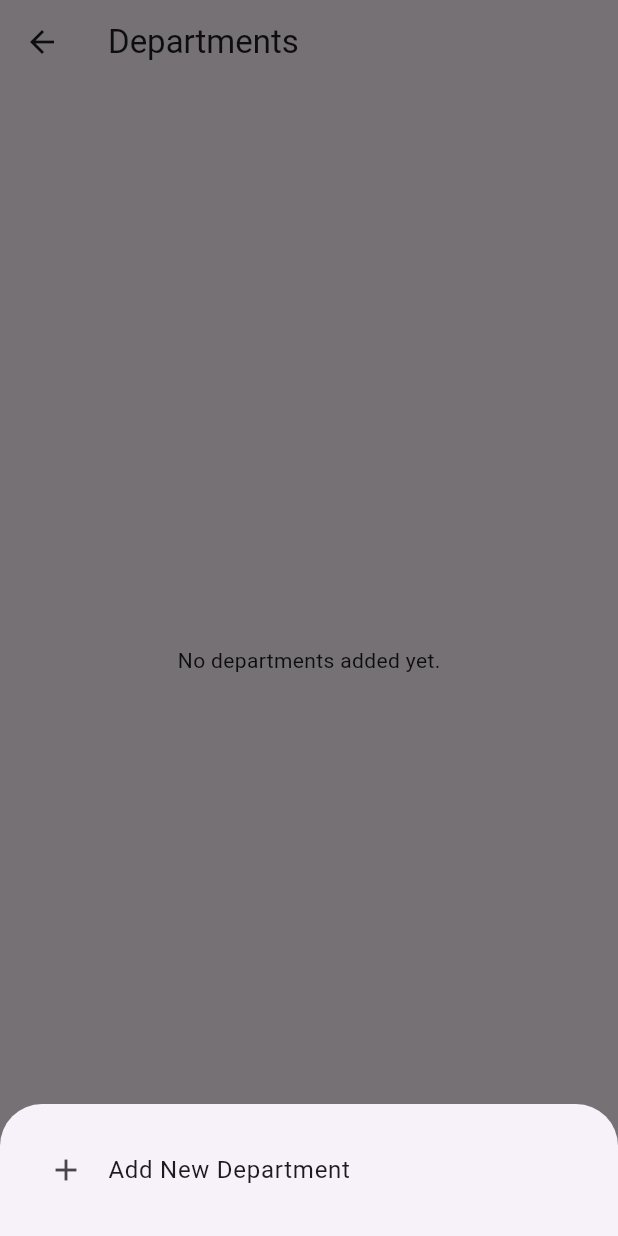
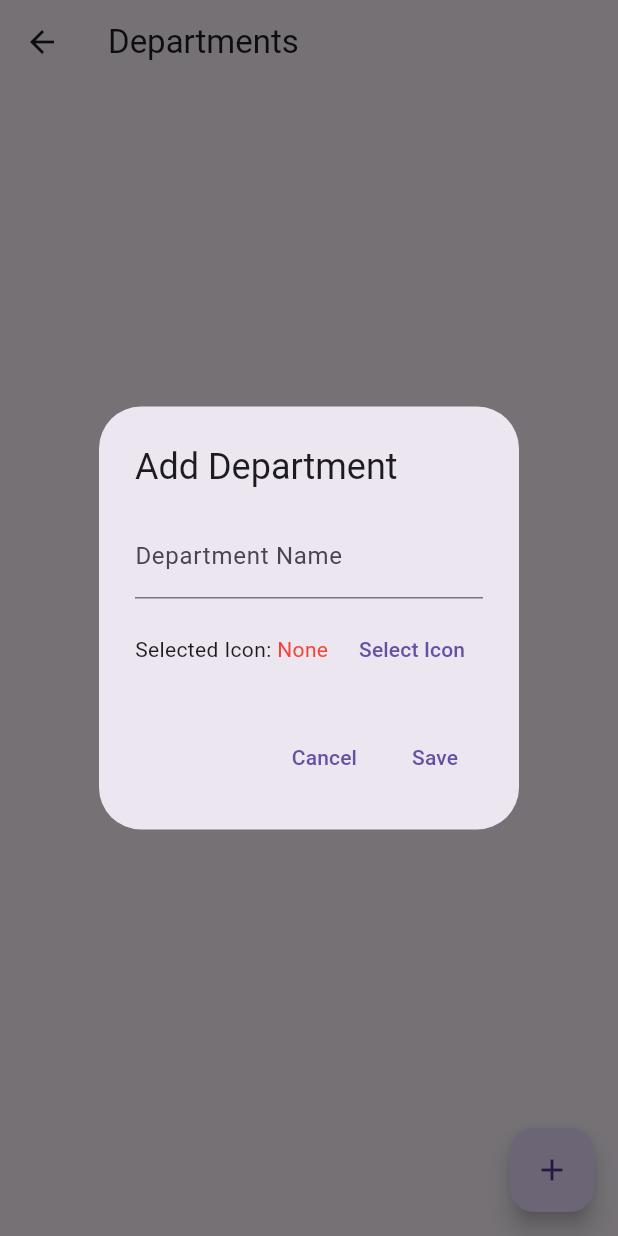
Before and after one commit to WellAzvdo/EscalaIEVV, a Flutter app: the DepartmentsScreen screen opened directly, after a tap on the "add" icon, on a phone screen of 412 x 824 dp. Run offline on Flutter 3.47's test engine with Material 3 defaults, Android fonts, the phone set to English and light mode, and no system bars; our stand-ins replace device_preview, sqflite_common, sqflite_common_ffi; accounts and stored records are empty.

Commit message:
Feature added: possibility to added icon for each department

```diff
--- a/church_schedule_app/lib/database/db_helper.dart
+++ b/church_schedule_app/lib/database/db_helper.dart
@@ -25,13 +25,15 @@ class DBHelper {
     final path = '$dbPath/church_schedule.db';
 
     return await dbFactory.openDatabase(path, options: OpenDatabaseOptions(
-      version: 2,
+      version: 3,
       onCreate: (db, version) async {
         // Criação da tabela de departamentos
         await db.execute('''
           CREATE TABLE departments (
             id INTEGER PRIMARY KEY AUTOINCREMENT,
-            name TEXT NOT NULL
+            name TEXT NOT NULL,
+            icon TEXT -- Novo campo para armazenar o ícone do departamento
+
           )
         ''');
 
@@ -69,9 +71,9 @@ class DBHelper {
       },
       onUpgrade: (db, oldVersion, newVersion) async {
         // No caso de uma atualização, se a versão for maior que 1, altere o banco
-        if (oldVersion < 2) {
+        if (oldVersion < 3) {
           await db.execute('''
-            ALTER TABLE scales ADD COLUMN positionId INTEGER;
+            ALTER TABLE departments ADD COLUMN icon TEXT;
           ''');
         }
       },
@@ -225,16 +227,23 @@ class DBHelper {
     return await db.query('departments');
   }
 
-  static Future<void> insertDepartment(String name) async {
+  static Future<void> insertDepartment(String name, String? icon) async {
     final db = await DBHelper().database;
-    await db.insert('departments', {'name': name});
+    await db.insert('departments',
+    {
+      'name': name,
+      'icon': icon // Armazena o ícone, pode ser nulo
+    });
   }
 
-  static Future<void> updateDepartment(int id, String newName) async {
+  static Future<void> updateDepartment(int id, String newName, String? newIcon) async {
     final db = await DBHelper().database;
     await db.update(
       'departments',
-      {'name': newName},
+      {
+        'name': newName,
+        'icon': newIcon // Atualiza o ícone
+      },
       where: 'id = ?',
       whereArgs: [id],
     );
--- a/church_schedule_app/lib/screens/add_edit_scale_screen.dart
+++ b/church_schedule_app/lib/screens/add_edit_scale_screen.dart
@@ -325,16 +325,19 @@ class _AddEditScaleScreenState extends State<AddEditScaleScreen> {
                         ? '${dateTime.day.toString().padLeft(2, '0')}/${dateTime.month.toString().padLeft(2, '0')}/${dateTime.year} ${dateTime.hour.toString().padLeft(2, '0')}:${dateTime.minute.toString().padLeft(2, '0')}'
                         : 'Data inválida';
 
+                    // Garantindo que 'scale' esteja correto e não se altere após a criação
                     final department = _departments.firstWhere(
                       (dept) => dept['id'] == scale['departmentId'],
                       orElse: () => {'id': null, 'name': 'Departamento não encontrado'},
                     );
+
                     final departmentName = department['name'] ?? 'Departamento não encontrado';
 
                     final position = _positions.firstWhere(
-                      (pos) => pos['id'] == scale['positionId'],
+                      (pos) => pos['id'] == scale['positionId'] && pos['departmentId'] == scale['departmentId'],
                       orElse: () => {'id': null, 'name': 'Posição não encontrada'},
                     );
+
                     final positionName = position['name'] ?? 'Posição não encontrada';
 
                     final memberIds = (scale['memberIds'] as String?)
--- a/church_schedule_app/lib/screens/departments_screen.dart
+++ b/church_schedule_app/lib/screens/departments_screen.dart
@@ -1,6 +1,5 @@
 import 'package:flutter/material.dart';
 import '../database/db_helper.dart';
-import 'add_edit_scale_screen.dart';  // Importe a tela para adicionar/editar escala.
 
 class DepartmentsScreen extends StatefulWidget {
   @override
@@ -23,13 +22,13 @@ class _DepartmentsScreenState extends State<DepartmentsScreen> {
     });
   }
 
-  Future<void> _addDepartment(String name) async {
-    await DBHelper.insertDepartment(name);
+  Future<void> _addDepartment(String name, String? icon) async {
+    await DBHelper.insertDepartment(name, icon);
     _fetchDepartments();
   }
 
-  Future<void> _editDepartment(int id, String newName) async {
-    await DBHelper.updateDepartment(id, newName);
+  Future<void> _editDepartment(int id, String newName, String? newIcon) async {
+    await DBHelper.updateDepartment(id, newName, newIcon);
     _fetchDepartments();
   }
 
@@ -38,16 +37,94 @@ class _DepartmentsScreenState extends State<DepartmentsScreen> {
     _fetchDepartments();
   }
 
-  void _showAddEditDialog({int? id, String? currentName}) {
-    final _controller = TextEditingController(text: currentName ?? '');
+  Future<String?> _showIconSelectionDialog() async {
+    final icons = <IconData>[
+      Icons.ac_unit,
+      Icons.access_alarm,
+      Icons.accessibility,
+      Icons.account_balance,
+      Icons.add_shopping_cart,
+      Icons.airplane_ticket,
+      // Adicione mais ícones conforme necessário
+    ];
+
+    return showDialog<String>(
+      context: context,
+      builder: (context) {
+        return AlertDialog(
+          title: Text('Select an Icon'),
+          content: Container(
+            width: double.maxFinite,
+            child: GridView.builder(
+              shrinkWrap: true,
+              gridDelegate: SliverGridDelegateWithFixedCrossAxisCount(
+                crossAxisCount: 4,
+                crossAxisSpacing: 10,
+                mainAxisSpacing: 10,
+              ),
+              itemCount: icons.length,
+              itemBuilder: (context, index) {
+                final icon = icons[index];
+                return GestureDetector(
+                  onTap: () {
+                    Navigator.of(context).pop(icon.codePoint.toString());
+                  },
+                  child: Icon(icon, size: 30),
+                );
+              },
+            ),
+          ),
+        );
+      },
+    );
+  }
+
+  void _showAddEditDialog({int? id, String? currentName, String? currentIcon}) {
+    final _nameController = TextEditingController(text: currentName ?? '');
+    String? selectedIcon = currentIcon; // Mantém o ícone atual (se houver)
+
     showDialog(
       context: context,
       builder: (_) {
+        return StatefulBuilder( // Para atualizar o estado dentro do dialog
+          builder: (context, setDialogState) {
             return AlertDialog(
               title: Text(id == null ? 'Add Department' : 'Edit Department'),
-          content: TextField(
-            controller: _controller,
+              content: Column(
+                mainAxisSize: MainAxisSize.min,
+                children: [
+                  TextField(
+                    controller: _nameController,
                     decoration: InputDecoration(labelText: 'Department Name'),
+                  ),
+                  SizedBox(height: 10),
+                  Row(
+                    children: [
+                      Text('Selected Icon: '),
+                      if (selectedIcon != null)
+                        Icon(
+                          IconData(
+                            int.parse(selectedIcon!),
+                            fontFamily: 'MaterialIcons',
+                          ),
+                        )
+                      else
+                        Text('None', style: TextStyle(color: Colors.red)),
+                      Spacer(),
+                      TextButton(
+                        onPressed: () async {
+                          final icon = await _showIconSelectionDialog();
+                          if (icon != null) {
+                            setDialogState(() {
+                              selectedIcon = icon;
+                            });
+                          }
+                        },
+                        child: Text('Select Icon'),
+                      ),
+                    ],
+                  ),
+                ],
               ),
               actions: [
                 TextButton(
@@ -56,16 +133,69 @@ class _DepartmentsScreenState extends State<DepartmentsScreen> {
                 ),
                 TextButton(
                   onPressed: () {
+                    if (selectedIcon == null) {
+                      // Mostra mensagem de erro se o ícone não foi selecionado
+                      ScaffoldMessenger.of(context).showSnackBar(
+                        SnackBar(content: Text('Please select an icon!')),
+                      );
+                      return; // Não permite salvar
+                    }
+
                     if (id == null) {
-                  _addDepartment(_controller.text);
+                      _addDepartment(_nameController.text, selectedIcon!);
                     } else {
-                  _editDepartment(id, _controller.text);
+                      _editDepartment(id, _nameController.text, selectedIcon!);
                     }
                     Navigator.of(context).pop();
                   },
                   child: Text('Save'),
                 ),
               ],
+            );
+          },
+        );
+      },
+    );
+  }
+
+  Future<String?> _showIconPicker(BuildContext context) async {
+    return await showDialog<String>(
+      context: context,
+      builder: (context) {
+        final icons = [
+          Icons.home,
+          Icons.school,
+          Icons.work,
+          Icons.star,
+          Icons.favorite,
+          Icons.people,
+          Icons.music_note,
+          Icons.sports,
+          Icons.business,
+        ];
+
+        return AlertDialog(
+          title: Text('Select an Icon'),
+          content: SizedBox(
+            width: double.maxFinite,
+            child: GridView.builder(
+              gridDelegate: SliverGridDelegateWithFixedCrossAxisCount(
+                crossAxisCount: 4,
+                crossAxisSpacing: 10,
+                mainAxisSpacing: 10,
+              ),
+              shrinkWrap: true,
+              itemCount: icons.length,
+              itemBuilder: (context, index) {
+                return GestureDetector(
+                  onTap: () {
+                    Navigator.of(context).pop(icons[index].codePoint.toString());
+                  },
+                  child: Icon(icons[index], size: 30),
+                );
+              },
+            ),
+          ),
         );
       },
     );
@@ -96,42 +226,6 @@ class _DepartmentsScreenState extends State<DepartmentsScreen> {
     );
   }
 
-  // Método para mostrar as opções do FAB
-  void _showFABOptions() {
-    showModalBottomSheet(
-      context: context,
-      builder: (_) {
-        return Padding(
-          padding: EdgeInsets.all(16.0),
-          child: Column(
-            mainAxisSize: MainAxisSize.min,
-            children: [
-              /*
-              ListTile(
-                leading: Icon(Icons.calendar_today),
-                title: Text('Add New Scale'),
-                onTap: () {
-                  Navigator.of(context).pop();  // Fecha o menu
-                  Navigator.of(context).push(
-                    MaterialPageRoute(builder: (_) => AddEditScaleScreen())
-                  );
-                },
-              ), */
-              ListTile(
-                leading: Icon(Icons.add),
-                title: Text('Add New Department'),
-                onTap: () {
-                  Navigator.of(context).pop();  // Fecha o menu
-                  _showAddEditDialog();  // Chama a função para adicionar um departamento
-                },
-              ),
-            ],
-          ),
-        );
-      },
-    );
-  }
-
   @override
   Widget build(BuildContext context) {
     return Scaffold(
@@ -145,6 +239,14 @@ class _DepartmentsScreenState extends State<DepartmentsScreen> {
               itemBuilder: (context, index) {
                 final department = _departments[index];
                 return ListTile(
+                  leading: department['icon'] != null
+                      ? Icon(
+                          IconData(
+                            int.parse(department['icon']),
+                            fontFamily: 'MaterialIcons',
+                          ),
+                        )
+                      : null,
                   title: Text(department['name']),
                   trailing: Row(
                     mainAxisSize: MainAxisSize.min,
@@ -154,6 +256,7 @@ class _DepartmentsScreenState extends State<DepartmentsScreen> {
                         onPressed: () => _showAddEditDialog(
                           id: department['id'],
                           currentName: department['name'],
+                          currentIcon: department['icon'],
                         ),
                       ),
                       IconButton(
@@ -165,10 +268,9 @@ class _DepartmentsScreenState extends State<DepartmentsScreen> {
                 );
               },
             ),
-
       floatingActionButton: FloatingActionButton(
         child: Icon(Icons.add),
-        onPressed: _showFABOptions,  // Chama a função para abrir as opções
+        onPressed: () => _showAddEditDialog(),
       ),
     );
   }
```
Lines whose indentation alone changed are shown as unchanged.
